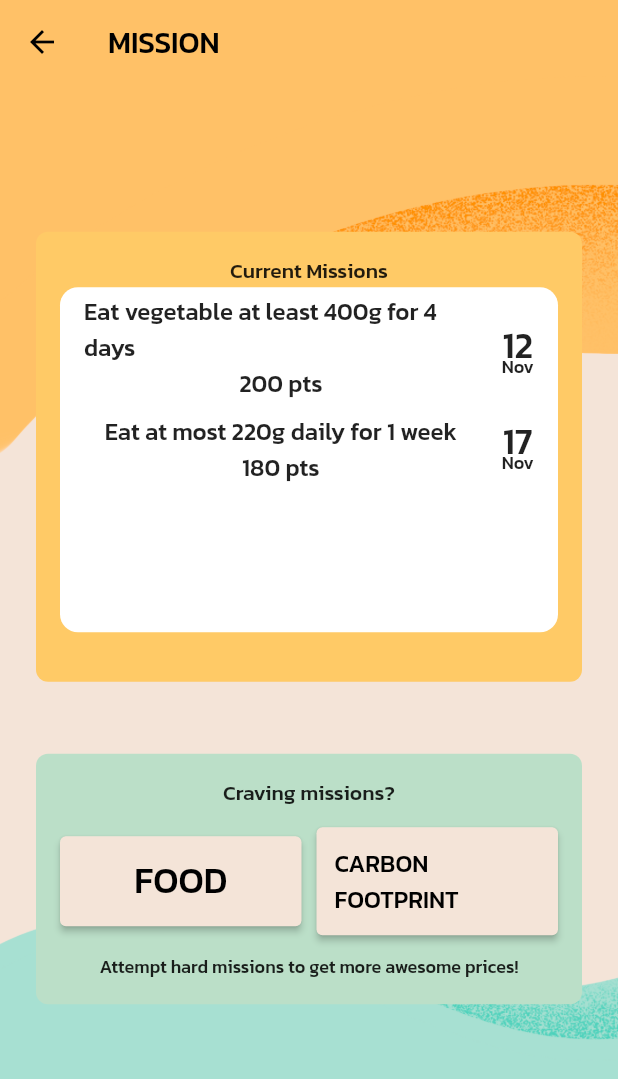
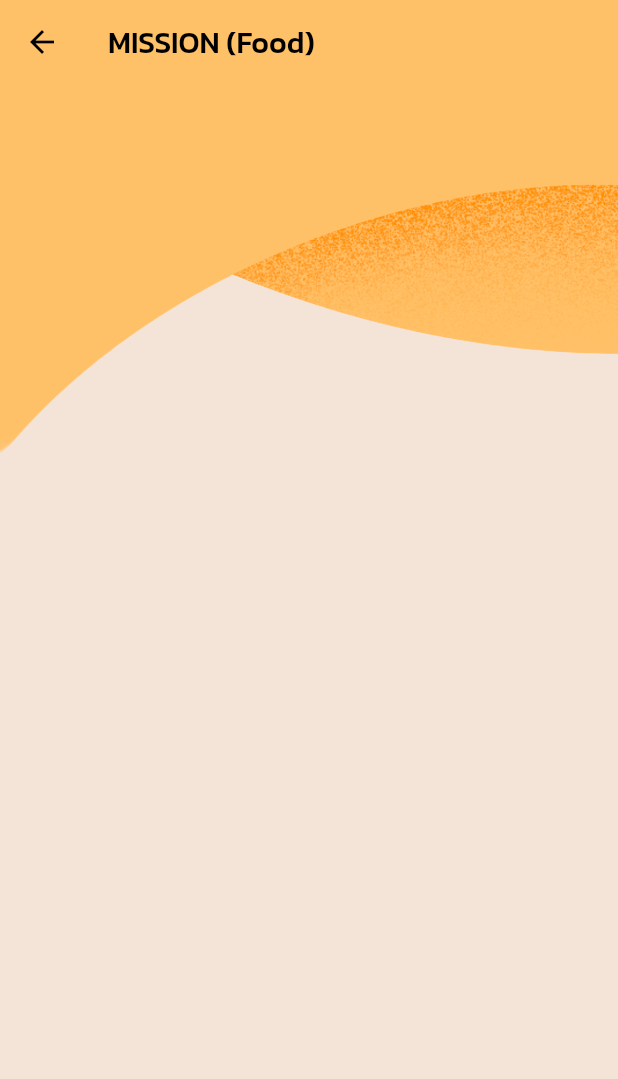
Before and after one commit to Food-Busters/food_busters, a Flutter app: the MyMissionPage screen opened directly, after a tap on "FOOD", on a phone screen of 412 x 824 dp. Shown: the top 1079 px of the screen. Run offline on Flutter 3.47's test engine with Material 2 defaults, Android fonts, the light colour scheme and no system bars; our stand-ins replace camera, flutter_toggle_tab, form_field_validator, package_info_plus; generated files the repository leaves out were written again.

Commit message:
New Mission Draft

```diff
--- a/lib/views/mission/mission.dart
+++ b/lib/views/mission/mission.dart
@@ -5,6 +5,7 @@ import "package:food_busters/data/dummy_current_missions.dart";
 import "package:food_busters/main.dart";
 import "package:food_busters/models/mission.dart";
 import "package:food_busters/styles/styles.dart";
+import "package:food_busters/views/mission/new_mission.dart";
 
 class MyMissionPage extends StatefulWidget {
   const MyMissionPage({Key? key}) : super(key: key);
@@ -143,7 +144,16 @@ class _MyMissionPageState extends State<MyMissionPage> {
                     Expanded(
                       flex: 1,
                       child: ElevatedButton(
-                        onPressed: () {},
+                        onPressed: () {
+                          Navigator.push(
+                            context,
+                            MaterialPageRoute(
+                              builder: (context) => const NewMissionPage(
+                                missionType: MissionType.food,
+                              ),
+                            ),
+                          );
+                        },
                         child:
                             const Text("FOOD", style: TextStyle(fontSize: 24)),
                         style: tanBtn,
@@ -153,7 +163,16 @@ class _MyMissionPageState extends State<MyMissionPage> {
                     Expanded(
                       flex: 1,
                       child: ElevatedButton(
-                        onPressed: () {},
+                        onPressed: () {
+                          Navigator.push(
+                            context,
+                            MaterialPageRoute(
+                              builder: (context) => const NewMissionPage(
+                                missionType: MissionType.carbonFoodprint,
+                              ),
+                            ),
+                          );
+                        },
                         child: const Text(
                           "CARBON FOOTPRINT",
                           style: TextStyle(fontSize: 16),
--- /dev/null
+++ b/lib/views/mission/new_mission.dart
@@ -0,0 +1,49 @@
+import "package:flutter/material.dart";
+import "package:flutter_gen/gen_l10n/app_localizations.dart";
+import "package:food_busters/components/background.dart";
+import "package:food_busters/styles/styles.dart";
+
+enum MissionType {
+  food,
+  carbonFoodprint,
+}
+
+class NewMissionPage extends StatefulWidget {
+  const NewMissionPage({Key? key, required this.missionType}) : super(key: key);
+
+  final MissionType missionType;
+
+  @override
+  _NewMissionPageState createState() => _NewMissionPageState();
+}
+
+class _NewMissionPageState extends State<NewMissionPage> {
+  late final String pageLabel;
+
+  @override
+  void initState() {
+    super.initState();
+
+    pageLabel = widget.missionType == MissionType.food ? "Food" : "Carbon";
+  }
+
+  @override
+  Widget build(BuildContext context) {
+    final text = AppLocalizations.of(context)!;
+
+    return Scaffold(
+      backgroundColor: tan,
+      extendBodyBehindAppBar: true,
+      appBar: AppBar(
+        title: Text("${text.mission} ($pageLabel)"),
+        backgroundColor: Colors.transparent,
+        elevation: 0,
+      ),
+      body: Stack(
+        children: [
+          bgImage("clouds/top_orange.png"),
+        ],
+      ),
+    );
+  }
+}
--- a/pubspec.yaml
+++ b/pubspec.yaml
@@ -15,7 +15,7 @@ publish_to: "none" # Remove this line if you wish to publish to pub.dev
 # In iOS, build-name is used as CFBundleShortVersionString while build-number used as CFBundleVersion.
 # Read more about iOS versioning at
 # https://developer.apple.com/library/archive/documentation/General/Reference/InfoPlistKeyReference/Articles/CoreFoundationKeys.html
-version: 1.0.162+1620000
+version: 1.0.163+1630000
 
 environment:
   sdk: ">=2.12.0 <3.0.0"
```
